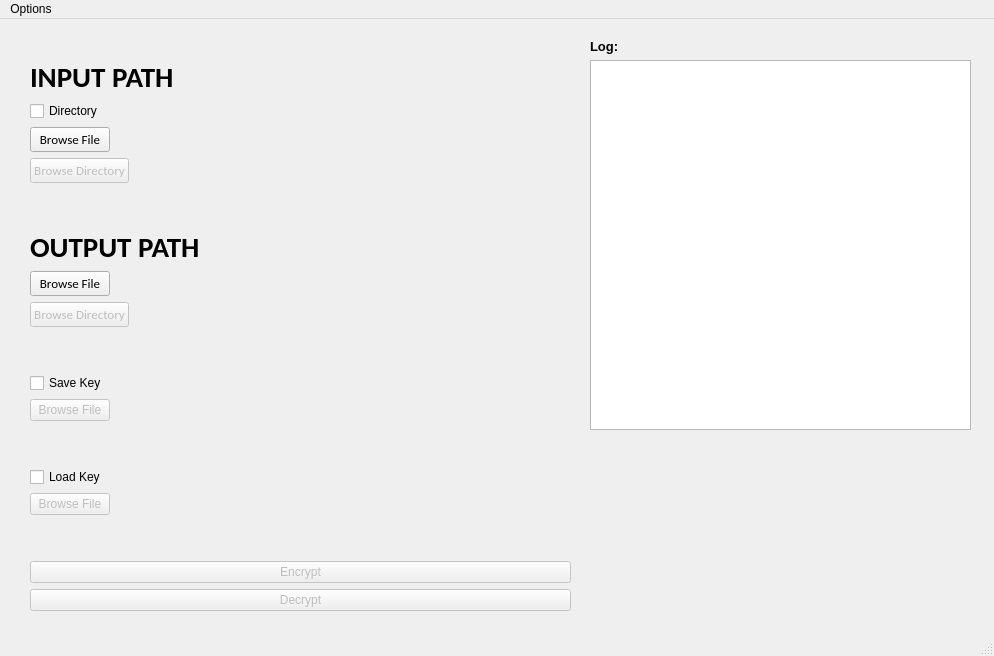
Auax/secauax-encryptor, file resources/main.ui: the form before one commit.
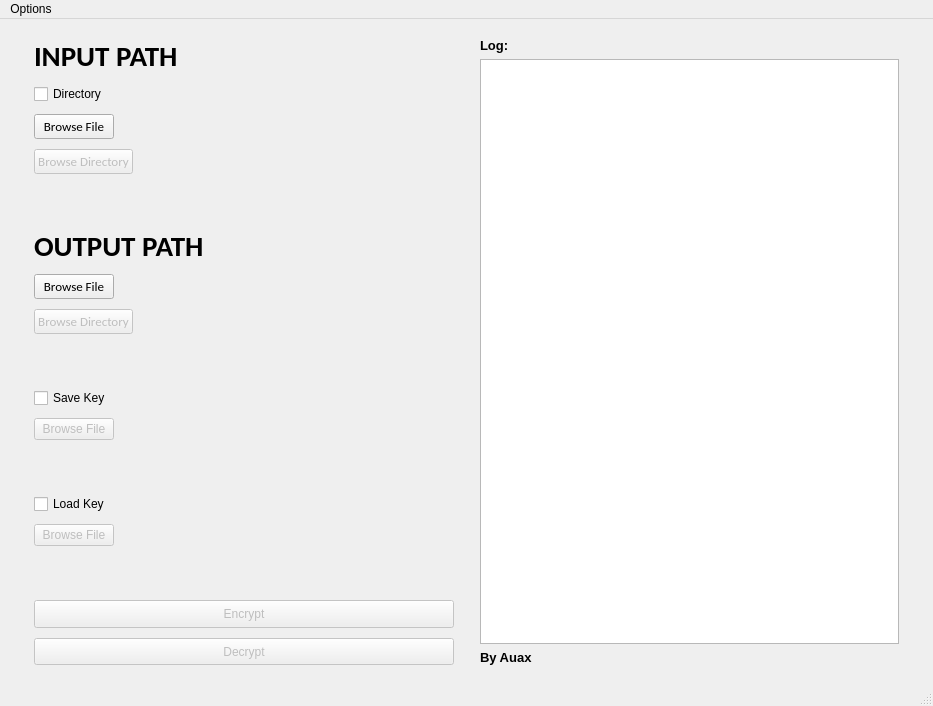
The form after the commit.

Patch:
```diff
--- a/resources/main.ui
+++ b/resources/main.ui
@@ -6,82 +6,59 @@
    <rect>
     <x>0</x>
     <y>0</y>
-    <width>994</width>
-    <height>656</height>
+    <width>933</width>
+    <height>706</height>
    </rect>
   </property>
   <property name="windowTitle">
    <string>MainWindow</string>
   </property>
   <widget class="QWidget" name="centralwidget">
-   <widget class="QWidget" name="layoutWidget">
-    <property name="geometry">
-     <rect>
-      <x>590</x>
-      <y>20</y>
-      <width>381</width>
-      <height>391</height>
-     </rect>
-    </property>
-    <layout class="QVBoxLayout" name="log_layout">
-     <item>
-      <widget class="QLabel" name="label">
-       <property name="font">
-        <font>
-         <pointsize>10</pointsize>
-         <weight>75</weight>
-         <bold>true</bold>
-        </font>
-       </property>
-       <property name="text">
-        <string>Log:</string>
-       </property>
-      </widget>
-     </item>
-     <item>
-      <widget class="QTextEdit" name="log">
-       <property name="enabled">
-        <bool>true</bool>
-       </property>
        <property name="sizePolicy">
-        <sizepolicy hsizetype="Expanding" vsizetype="Expanding">
+    <sizepolicy hsizetype="Preferred" vsizetype="Preferred">
          <horstretch>0</horstretch>
          <verstretch>0</verstretch>
         </sizepolicy>
        </property>
-       <property name="font">
-        <font>
-         <underline>false</underline>
-         <kerning>true</kerning>
-        </font>
+   <property name="minimumSize">
+    <size>
+     <width>0</width>
+     <height>0</height>
+    </size>
+   </property>
+   <property name="sizeIncrement">
+    <size>
+     <width>0</width>
+     <height>0</height>
+    </size>
+   </property>
+   <property name="layoutDirection">
+    <enum>Qt::LeftToRight</enum>
        </property>
        <property name="autoFillBackground">
         <bool>false</bool>
        </property>
-       <property name="readOnly">
-        <bool>true</bool>
-       </property>
-       <property name="html">
-        <string>&lt;!DOCTYPE HTML PUBLIC &quot;-//W3C//DTD HTML 4.0//EN&quot; &quot;http://www.w3.org/TR/REC-html40/strict.dtd&quot;&gt;
-&lt;html&gt;&lt;head&gt;&lt;meta name=&quot;qrichtext&quot; content=&quot;1&quot; /&gt;&lt;style type=&quot;text/css&quot;&gt;
-p, li { white-space: pre-wrap; }
-&lt;/style&gt;&lt;/head&gt;&lt;body style=&quot; font-family:'MS Shell Dlg 2'; font-size:8.25pt; font-weight:400; font-style:normal;&quot;&gt;
-&lt;p style=&quot;-qt-paragraph-type:empty; margin-top:0px; margin-bottom:0px; margin-left:0px; margin-right:0px; -qt-block-indent:0; text-indent:0px;&quot;&gt;&lt;br /&gt;&lt;/p&gt;&lt;/body&gt;&lt;/html&gt;</string>
-       </property>
-      </widget>
-     </item>
-    </layout>
-   </widget>
-   <widget class="QWidget" name="layoutWidget">
-    <property name="geometry">
-     <rect>
-      <x>30</x>
-      <y>40</y>
-      <width>541</width>
-      <height>601</height>
-     </rect>
-    </property>
-    <layout class="QVBoxLayout" name="content_layout">
+   <layout class="QHBoxLayout" name="horizontalLayout_2">
+    <item>
+     <layout class="QVBoxLayout" name="content_layout" stretch="1,0,1,0,1,0,1,0,1">
+      <property name="spacing">
+       <number>10</number>
+      </property>
+      <property name="sizeConstraint">
+       <enum>QLayout::SetDefaultConstraint</enum>
+      </property>
+      <property name="leftMargin">
+       <number>25</number>
+      </property>
+      <property name="topMargin">
+       <number>10</number>
+      </property>
+      <property name="rightMargin">
+       <number>10</number>
+      </property>
+      <property name="bottomMargin">
+       <number>10</number>
+      </property>
      <item>
       <layout class="QVBoxLayout" name="input_layout">
        <item>
@@ -264,7 +241,10 @@
       </spacer>
      </item>
      <item>
-      <layout class="QVBoxLayout" name="save_key_layout">
+       <layout class="QVBoxLayout" name="save_key_layout" stretch="0,0,0">
+        <property name="sizeConstraint">
+         <enum>QLayout::SetDefaultConstraint</enum>
+        </property>
        <item>
         <widget class="QCheckBox" name="save_key_cb">
          <property name="text">
@@ -399,6 +379,77 @@
        </item>
       </layout>
      </item>
+     </layout>
+    </item>
+    <item>
+     <layout class="QVBoxLayout" name="log_layout">
+      <property name="sizeConstraint">
+       <enum>QLayout::SetDefaultConstraint</enum>
+      </property>
+      <property name="leftMargin">
+       <number>10</number>
+      </property>
+      <property name="topMargin">
+       <number>10</number>
+      </property>
+      <property name="rightMargin">
+       <number>25</number>
+      </property>
+      <property name="bottomMargin">
+       <number>10</number>
+      </property>
+      <item>
+       <widget class="QLabel" name="label">
+        <property name="sizePolicy">
+         <sizepolicy hsizetype="Preferred" vsizetype="Preferred">
+          <horstretch>0</horstretch>
+          <verstretch>0</verstretch>
+         </sizepolicy>
+        </property>
+        <property name="font">
+         <font>
+          <pointsize>10</pointsize>
+          <weight>75</weight>
+          <bold>true</bold>
+         </font>
+        </property>
+        <property name="text">
+         <string>Log:</string>
+        </property>
+       </widget>
+      </item>
+      <item>
+       <widget class="QTextEdit" name="log">
+        <property name="enabled">
+         <bool>true</bool>
+        </property>
+        <property name="sizePolicy">
+         <sizepolicy hsizetype="Preferred" vsizetype="Expanding">
+          <horstretch>0</horstretch>
+          <verstretch>0</verstretch>
+         </sizepolicy>
+        </property>
+        <property name="font">
+         <font>
+          <underline>false</underline>
+          <kerning>true</kerning>
+         </font>
+        </property>
+        <property name="autoFillBackground">
+         <bool>false</bool>
+        </property>
+        <property name="readOnly">
+         <bool>true</bool>
+        </property>
+        <property name="html">
+         <string>&lt;!DOCTYPE HTML PUBLIC &quot;-//W3C//DTD HTML 4.0//EN&quot; &quot;http://www.w3.org/TR/REC-html40/strict.dtd&quot;&gt;
+&lt;html&gt;&lt;head&gt;&lt;meta name=&quot;qrichtext&quot; content=&quot;1&quot; /&gt;&lt;style type=&quot;text/css&quot;&gt;
+p, li { white-space: pre-wrap; }
+&lt;/style&gt;&lt;/head&gt;&lt;body style=&quot; font-family:'MS Shell Dlg 2'; font-size:8.25pt; font-weight:400; font-style:normal;&quot;&gt;
+&lt;p style=&quot;-qt-paragraph-type:empty; margin-top:0px; margin-bottom:0px; margin-left:0px; margin-right:0px; -qt-block-indent:0; text-indent:0px;&quot;&gt;&lt;br /&gt;&lt;/p&gt;&lt;/body&gt;&lt;/html&gt;</string>
+        </property>
+       </widget>
+      </item>
      <item>
       <widget class="QLabel" name="credits">
        <property name="font">
@@ -417,14 +468,15 @@
       </widget>
      </item>
     </layout>
-   </widget>
+    </item>
+   </layout>
   </widget>
   <widget class="QMenuBar" name="menubar">
    <property name="geometry">
     <rect>
      <x>0</x>
      <y>0</y>
-     <width>994</width>
+     <width>933</width>
      <height>21</height>
     </rect>
    </property>
```
Lines whose indentation alone changed are shown as unchanged.
